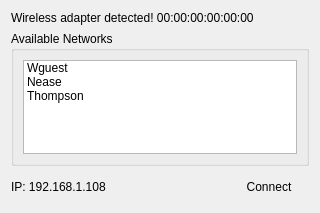
First picture: the form in cbcui/ui/Wifi.ui, repository matthewbot/cbc, before the edit.
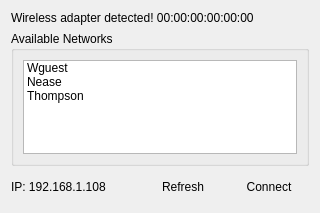
Second picture: the form after the edit. Icons and pictures are not drawn.

```diff
--- a/cbcui/ui/Wifi.ui
+++ b/cbcui/ui/Wifi.ui
@@ -13,7 +13,7 @@
   <property name="windowTitle">
    <string>Form</string>
   </property>
-  <layout class="QVBoxLayout">
+  <layout class="QVBoxLayout" name="verticalLayout_2">
    <item>
     <widget class="QLabel" name="ui_adapterLabel">
      <property name="text">
@@ -50,7 +50,7 @@
     </widget>
    </item>
    <item>
-    <layout class="QHBoxLayout" name="horizontalLayout_2">
+    <layout class="QHBoxLayout" name="horizontalLayout">
      <item>
       <widget class="QLabel" name="ui_ipLabel">
        <property name="text">
@@ -58,6 +58,37 @@
        </property>
       </widget>
      </item>
+     <item>
+      <widget class="QPushButton" name="ui_refreshButton">
+       <property name="minimumSize">
+        <size>
+         <width>80</width>
+         <height>30</height>
+        </size>
+       </property>
+       <property name="maximumSize">
+        <size>
+         <width>80</width>
+         <height>30</height>
+        </size>
+       </property>
+       <property name="styleSheet">
+        <string>QPushButton{
+border:0px;
+background-image:url(:/actions/rivet80x30L.png);
+color:black;
+}
+QPushButton:pressed{
+border:0px;
+background-image:url(:/actions/rivet80x30D.png);
+color:white;
+}</string>
+       </property>
+       <property name="text">
+        <string>Refresh</string>
+       </property>
+      </widget>
+     </item>
      <item>
       <widget class="QPushButton" name="ui_connectButton">
        <property name="minimumSize">
```
